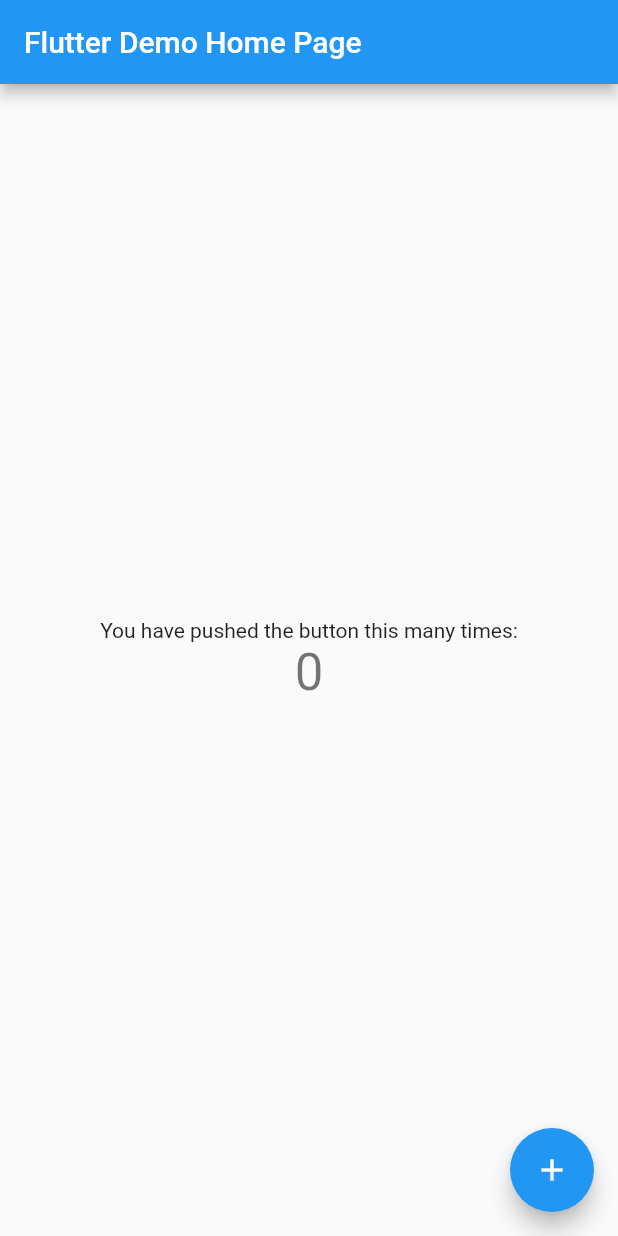
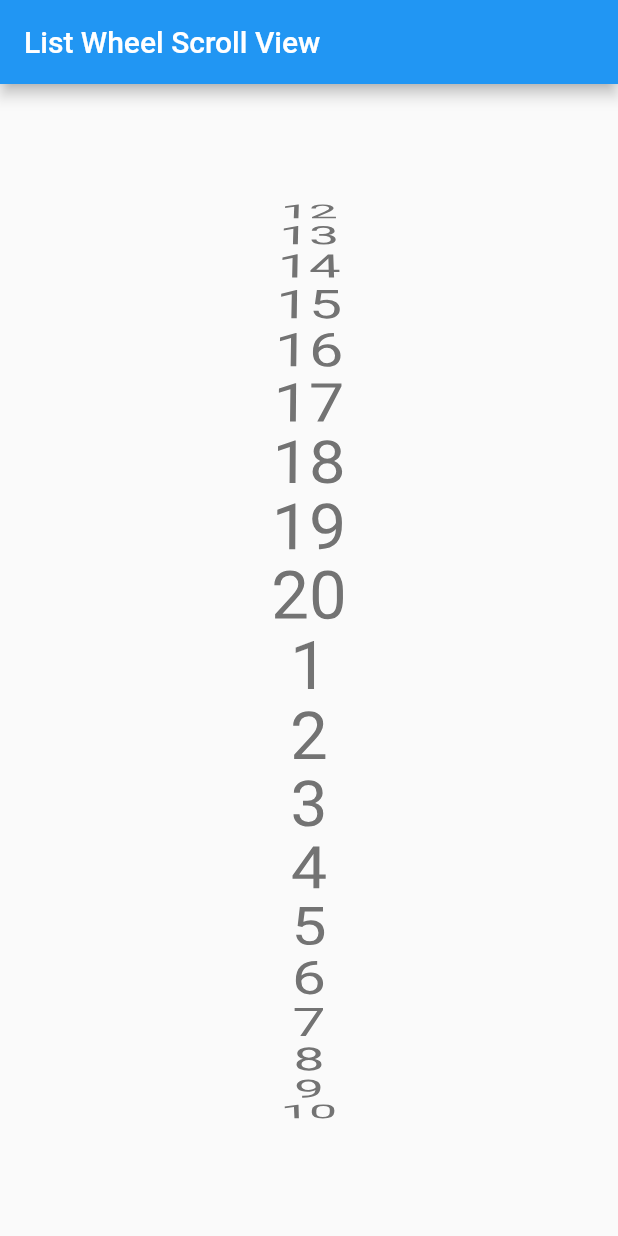
Before and after one commit to shengyou/flutter_list_wheel_scroll_view_practice, a Flutter app: the screen it shows after launch, on a phone screen of 412 x 824 dp. Run offline on Flutter 3.47's test engine with Material 2 defaults, Android fonts, the phone set to English and light mode, and no system bars.

Commit message:
add ListWheelScrollView

```diff
--- a/lib/main.dart
+++ b/lib/main.dart
@@ -20,92 +20,30 @@ class ListWheelScrollViewApp extends StatelessWidget {
         // is not restarted.
         primarySwatch: Colors.blue,
       ),
-      home: MyHomePage(title: 'Flutter Demo Home Page'),
+      home: HomePage(),
     );
   }
 }
 
-class MyHomePage extends StatefulWidget {
-  MyHomePage({Key key, this.title}) : super(key: key);
-
-  // This widget is the home page of your application. It is stateful, meaning
-  // that it has a State object (defined below) that contains fields that affect
-  // how it looks.
-
-  // This class is the configuration for the state. It holds the values (in this
-  // case the title) provided by the parent (in this case the App widget) and
-  // used by the build method of the State. Fields in a Widget subclass are
-  // always marked "final".
-
-  final String title;
-
-  @override
-  _MyHomePageState createState() => _MyHomePageState();
-}
-
-class _MyHomePageState extends State<MyHomePage> {
-  int _counter = 0;
-
-  void _incrementCounter() {
-    setState(() {
-      // This call to setState tells the Flutter framework that something has
-      // changed in this State, which causes it to rerun the build method below
-      // so that the display can reflect the updated values. If we changed
-      // _counter without calling setState(), then the build method would not be
-      // called again, and so nothing would appear to happen.
-      _counter++;
-    });
-  }
-
+class HomePage extends StatelessWidget {
   @override
   Widget build(BuildContext context) {
-    // This method is rerun every time setState is called, for instance as done
-    // by the _incrementCounter method above.
-    //
-    // The Flutter framework has been optimized to make rerunning build methods
-    // fast, so that you can just rebuild anything that needs updating rather
-    // than having to individually change instances of widgets.
+    final _style = Theme.of(context).textTheme.display2;
     return Scaffold(
-      appBar: AppBar(
-        // Here we take the value from the MyHomePage object that was created by
-        // the App.build method, and use it to set our appbar title.
-        title: Text(widget.title),
+      appBar: new AppBar(
+        title: new Text('List Wheel Scroll View'),
       ),
-      body: Center(
-        // Center is a layout widget. It takes a single child and positions it
-        // in the middle of the parent.
-        child: Column(
-          // Column is also a layout widget. It takes a list of children and
-          // arranges them vertically. By default, it sizes itself to fit its
-          // children horizontally, and tries to be as tall as its parent.
-          //
-          // Invoke "debug painting" (press "p" in the console, choose the
-          // "Toggle Debug Paint" action from the Flutter Inspector in Android
-          // Studio, or the "Toggle Debug Paint" command in Visual Studio Code)
-          // to see the wireframe for each widget.
-          //
-          // Column has various properties to control how it sizes itself and
-          // how it positions its children. Here we use mainAxisAlignment to
-          // center the children vertically; the main axis here is the vertical
-          // axis because Columns are vertical (the cross axis would be
-          // horizontal).
-          mainAxisAlignment: MainAxisAlignment.center,
-          children: <Widget>[
-            Text(
-              'You have pushed the button this many times:',
+      body: new Center(
+        child: new ListWheelScrollView.useDelegate(
+          itemExtent: _style.fontSize,
+          childDelegate: ListWheelChildLoopingListDelegate(
+            children: List<Widget>.generate(
+              20,
+              (index) => Text('${index + 1}', style: _style),
             ),
-            Text(
-              '$_counter',
-              style: Theme.of(context).textTheme.display1,
-            ),
-          ],
+          ),
         ),
       ),
-      floatingActionButton: FloatingActionButton(
-        onPressed: _incrementCounter,
-        tooltip: 'Increment',
-        child: Icon(Icons.add),
-      ), // This trailing comma makes auto-formatting nicer for build methods.
     );
   }
 }
```
